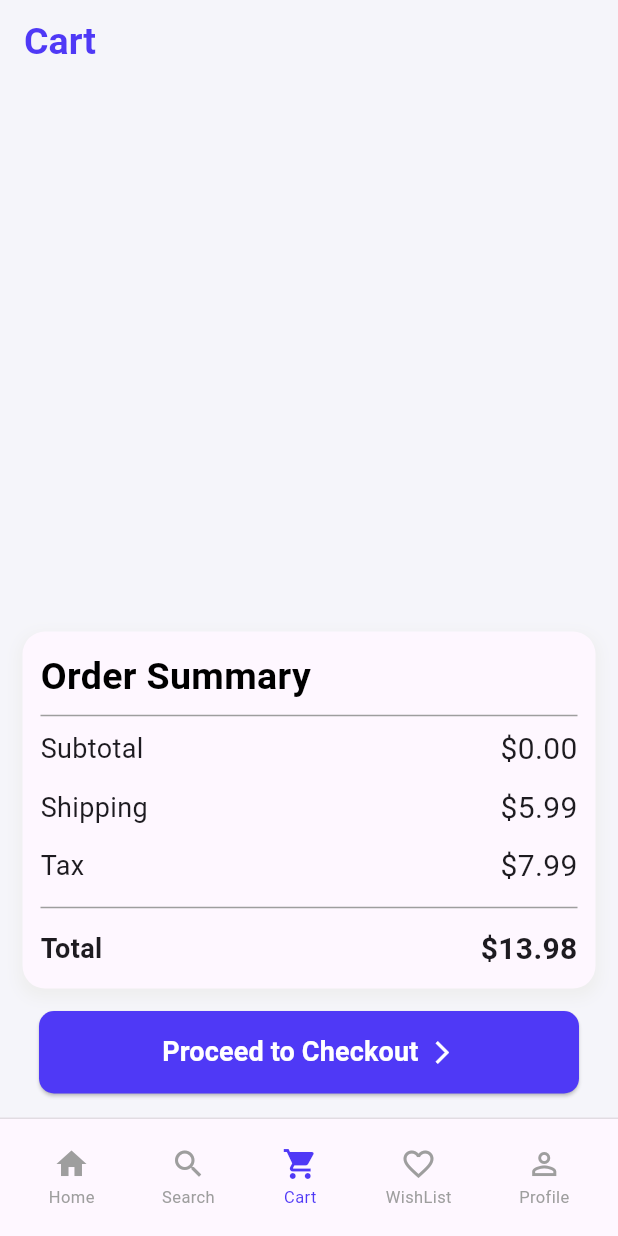
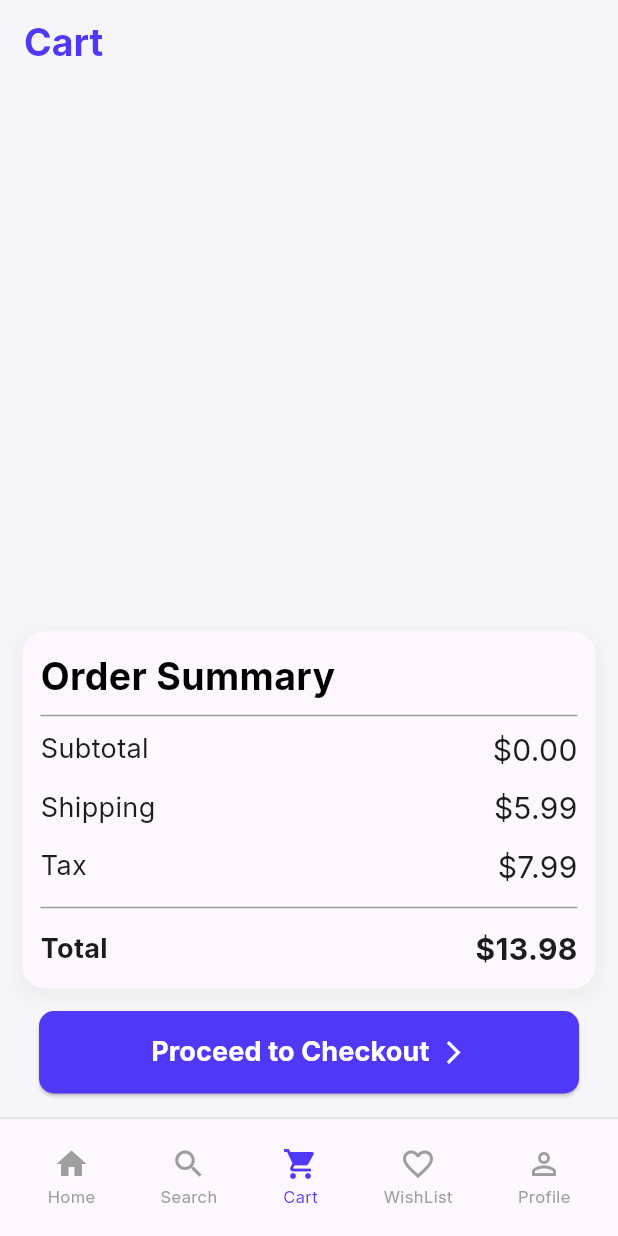
Before and after one commit to singhraj09293/Kauto, a Flutter app: the screen it shows once a user with an empty profile is signed in, item 3 of the bottom bar chosen, on a phone screen of 412 x 824 dp. Run offline on Flutter 3.47's test engine with Material 3 defaults, Android fonts, the phone set to English and light mode, and no system bars; our stand-ins replace cloud_firestore, firebase_auth, firebase_core, flutter_riverpod, google_fonts, google_sign_in and 2 more; accounts and stored records are empty; network calls fail.

```diff
--- a/lib/main.dart
+++ b/lib/main.dart
@@ -1,6 +1,7 @@
 import 'package:firebase_core/firebase_core.dart';
 import 'package:flutter/material.dart';
 import 'package:flutter_riverpod/flutter_riverpod.dart';
+import 'package:google_fonts/google_fonts.dart';
 import 'package:kauto/firebase_options.dart';
 import 'package:kauto/presentation/products/providers/theme_provider.dart';
 import 'package:kauto/presentation/wrapper/wrapper.dart';
@@ -22,6 +23,7 @@ class MyApp extends ConsumerWidget {
       theme: ThemeData(
         scaffoldBackgroundColor: Color(0xffF5F5FA),
         appBarTheme: AppBarTheme(backgroundColor: Color(0xffF5F5FA)),
+        textTheme: GoogleFonts.interTextTheme(Theme.of(context).textTheme),
       ),
       darkTheme: ThemeData.dark().copyWith(
         scaffoldBackgroundColor: Color(0xFF121212),
--- a/pubspec.yaml
+++ b/pubspec.yaml
@@ -42,6 +42,7 @@ dependencies:
   shared_preferences: ^2.5.4
   google_sign_in: ^7.2.0
   flutter_riverpod: ^3.4.2
+  google_fonts: ^6.2.0
 
 dev_dependencies:
   flutter_test:
```
Also changed, not shown: pubspec.lock, 2 other files.
